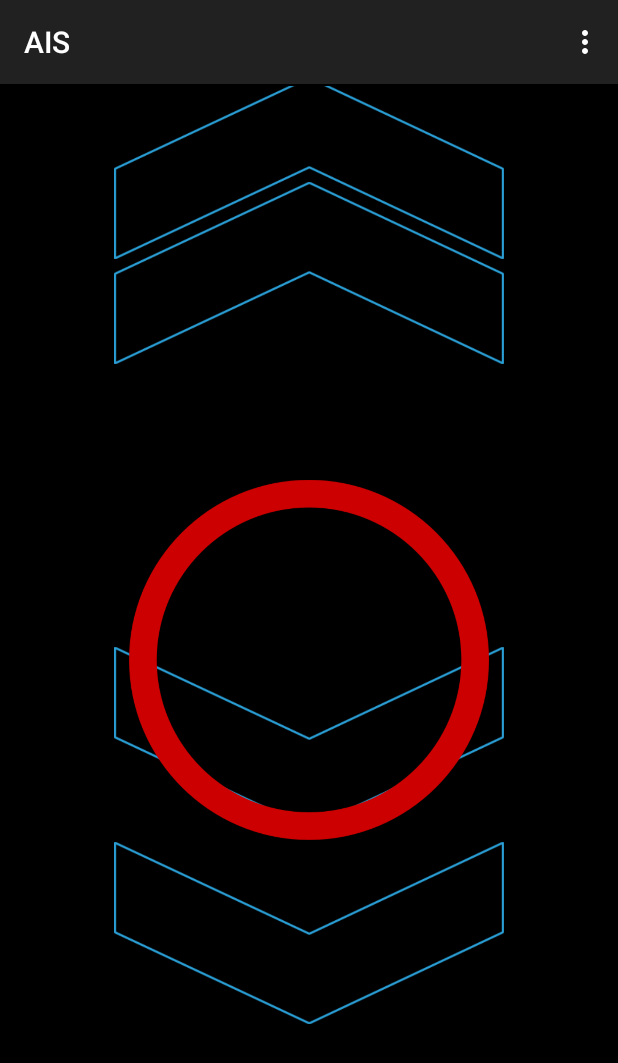
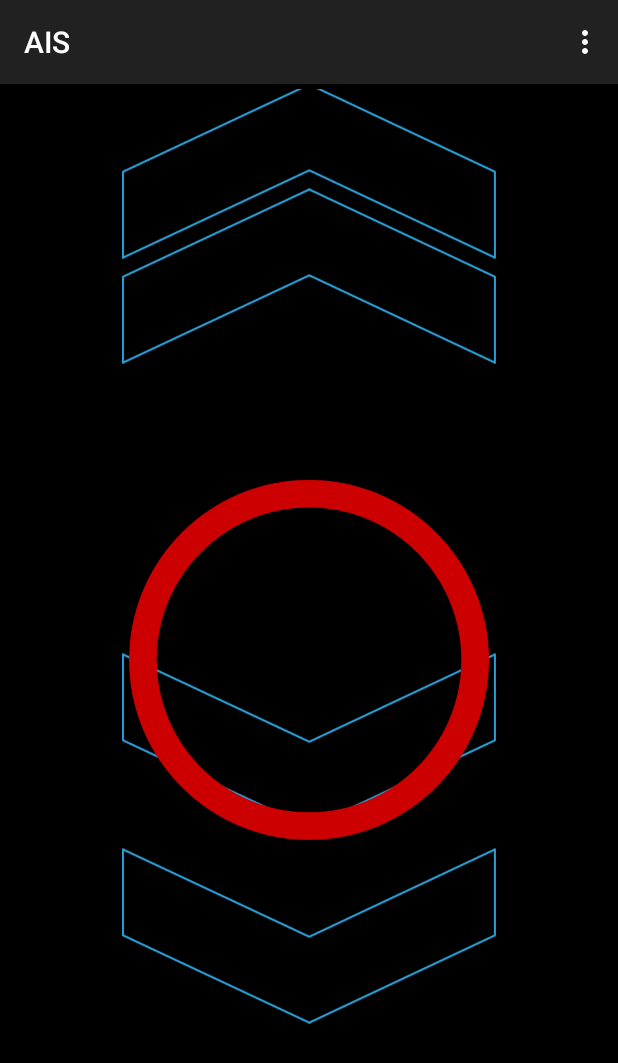
Before and after one commit to hulkoba/ais, an Android app: the screen it shows after launch (MainActivity), on a phone screen of 412 x 824 dp. Shown: the top 1063 px of the screen. Run offline under Robolectric (Android 15) with nearby library versions, the phone set to English and light mode, and no system bars.

```diff
--- a/app/src/main/AndroidManifest.xml
+++ b/app/src/main/AndroidManifest.xml
@@ -9,7 +9,8 @@
         android:theme="@style/AppTheme" >
         <activity
             android:name=".MainActivity"
-            android:label="@string/app_name" >
+            android:label="@string/app_name"
+            android:screenOrientation="portrait">
             <intent-filter>
                 <action android:name="android.intent.action.MAIN" />
 
--- a/app/src/main/java/com/example/cobi/ais/GpsTracker.java
+++ b/app/src/main/java/com/example/cobi/ais/GpsTracker.java
@@ -16,7 +16,7 @@ import android.util.Log;
 class GpsTracker implements LocationListener {
 
     private LocationManager locationManager;
-    private Location myNewLocation = null;
+    private Location myNewLocation;
     public OnSetListener onSetListener = null;
 
 
@@ -47,7 +47,7 @@ class GpsTracker implements LocationListener {
 
         //nach höherer Entfernung zur LSA neu berechnen
 
-        if(location.distanceTo(myNewLocation) >= Constants.MY_DISTANCE){
+        if(myNewLocation == null || location.distanceTo(myNewLocation) >= Constants.MY_DISTANCE){
             myNewLocation = location;
             getNearestLSA(location);
         }
@@ -70,7 +70,7 @@ class GpsTracker implements LocationListener {
                     lsa.getLsaLocation().getLongitude(),
                     currentDistance);
 
-            if (minDistance > currentDistance[0] || currentDistance[0] <= Constants.MIN_LSA_DISTANCE) {
+            if (minDistance > currentDistance[0] && currentDistance[0] <= Constants.MIN_LSA_DISTANCE) {
                 minDistance = currentDistance[0];
                 nearestLSA = lsa;
 
--- a/app/src/main/res/layout/activity_main.xml
+++ b/app/src/main/res/layout/activity_main.xml
@@ -4,10 +4,10 @@
     android:layout_height="match_parent"
     android:paddingLeft="@dimen/activity_horizontal_margin"
     android:paddingRight="@dimen/activity_horizontal_margin"
-    android:paddingTop="1dp"
+    android:paddingTop="3dp"
     android:background="@color/black"
     android:keepScreenOn="true"
-    android:paddingBottom="1dp" tools:context=".MainActivity">
+    android:paddingBottom="3dp" tools:context=".MainActivity">
     <!-- keepScreenOn = bleibt immer an-->
     <!-- Pfeil transparent up-->
     <ImageView
@@ -16,8 +16,8 @@
         android:layout_width="wrap_content"
         android:src="@drawable/pfeil_transparent"
         android:contentDescription="@string/schneller"
-        android:layout_marginLeft="60dp"
-        android:layout_marginRight="60dp"
+        android:layout_marginLeft="65dp"
+        android:layout_marginRight="65dp"
         android:layout_marginTop="-70dp"
         android:layout_marginBottom="10dp" />
     <ImageView
@@ -26,8 +26,8 @@
         android:layout_width="wrap_content"
         android:src="@drawable/pfeil_transparent"
         android:contentDescription="@string/schneller"
-        android:layout_marginLeft="60dp"
-        android:layout_marginRight="60dp"
+        android:layout_marginLeft="65dp"
+        android:layout_marginRight="65dp"
        />
     <!-- Pfeil up-->
     <ImageView
@@ -37,8 +37,8 @@
         android:src="@drawable/pfeil"
         android:contentDescription="@string/schneller"
         android:visibility="invisible"
-        android:layout_marginLeft="60dp"
-        android:layout_marginRight="60dp"
+        android:layout_marginLeft="65dp"
+        android:layout_marginRight="65dp"
         android:layout_marginTop="-70dp"
         android:layout_marginBottom="10dp"  />
     <ImageView
@@ -48,8 +48,8 @@
         android:src="@drawable/pfeil"
         android:contentDescription="@string/schneller"
         android:visibility="invisible"
-        android:layout_marginLeft="60dp"
-        android:layout_marginRight="60dp"
+        android:layout_marginLeft="65dp"
+        android:layout_marginRight="65dp"
         />
     <!-- Pfeil transparent down-->
     <ImageView
@@ -58,8 +58,8 @@
         android:layout_width="wrap_content"
         android:src="@drawable/pfeil_transparent_down"
         android:contentDescription="@string/langsamer"
-        android:layout_marginLeft="60dp"
-        android:layout_marginRight="60dp"
+        android:layout_marginLeft="65dp"
+        android:layout_marginRight="65dp"
         android:layout_marginTop="310dp" />
     <ImageView
         android:id="@+id/pfeil_transparent_down2"
@@ -67,8 +67,8 @@
         android:layout_width="wrap_content"
         android:src="@drawable/pfeil_transparent_down"
         android:contentDescription="@string/langsamer"
-        android:layout_marginLeft="60dp"
-        android:layout_marginRight="60dp"
+        android:layout_marginLeft="65dp"
+        android:layout_marginRight="65dp"
         android:layout_marginTop="440dp" />
 
     <!-- Pfeil down-->
@@ -79,8 +79,8 @@
         android:src="@drawable/pfeil_down"
         android:contentDescription="@string/langsamer"
         android:visibility="invisible"
-        android:layout_marginLeft="60dp"
-        android:layout_marginRight="60dp"
+        android:layout_marginLeft="65dp"
+        android:layout_marginRight="65dp"
         android:layout_marginTop="310dp" />
     <ImageView
         android:id="@+id/pfeil_down2"
@@ -89,8 +89,8 @@
         android:src="@drawable/pfeil_down"
         android:contentDescription="@string/langsamer"
         android:visibility="invisible"
-        android:layout_marginLeft="60dp"
-        android:layout_marginRight="60dp"
+        android:layout_marginLeft="65dp"
+        android:layout_marginRight="65dp"
         android:layout_marginTop="440dp" />
 
 
```
Also changed, not shown: app/src/main/java/com/example/cobi/ais/SpeedHandler.java (+11 -8 lines), app/src/main/res/raw/lsas.json (+7 -7 lines), 3 other files.
